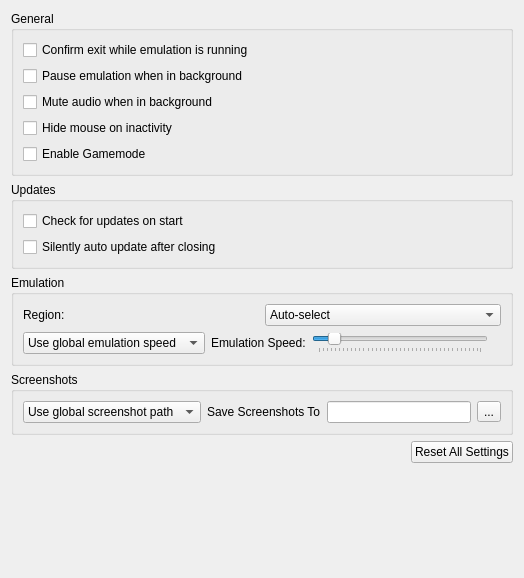
Above: src/lime_qt/configuration/configure_general.ui from Lime3DS/Lime3DS before the change. Below: the same form after it.
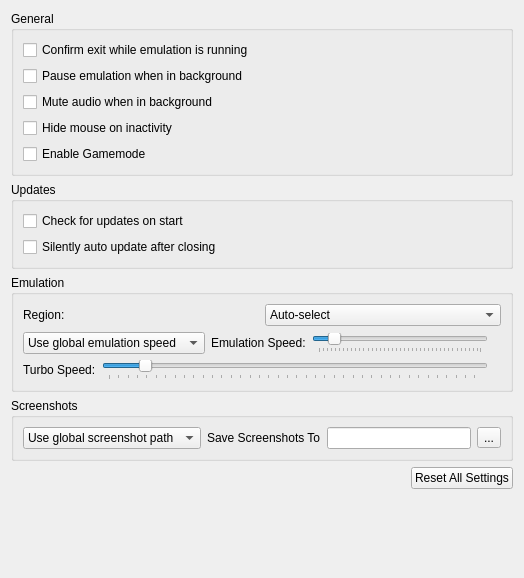
That is the form after the change.

Commit message: Add the turbo slider

```diff
--- a/src/lime_qt/configuration/configure_general.ui
+++ b/src/lime_qt/configuration/configure_general.ui
@@ -232,6 +232,66 @@
           </layout>
          </widget>
         </item>
+        <item>
+         <widget class="QWidget" name="turbo_speed_layout" native="true">
+          <layout class="QHBoxLayout" name="turbo_speed_layout_inner">
+           <property name="leftMargin">
+            <number>0</number>
+           </property>
+           <property name="topMargin">
+            <number>0</number>
+           </property>
+           <property name="rightMargin">
+            <number>0</number>
+           </property>
+           <property name="bottomMargin">
+            <number>0</number>
+           </property>
+           <item>
+            <widget class="QLabel" name="turbo_speed_label">
+             <property name="text">
+              <string>Turbo Speed:</string>
+             </property>
+            </widget>
+           </item>
+           <item>
+            <widget class="QSlider" name="turbo_speed_slider">
+             <property name="minimum">
+              <number>0</number>
+             </property>
+             <property name="maximum">
+              <number>198</number>
+             </property>
+             <property name="singleStep">
+              <number>5</number>
+             </property>
+             <property name="pageStep">
+              <number>15</number>
+             </property>
+             <property name="value">
+              <number>19</number>
+             </property>
+             <property name="orientation">
+              <enum>Qt::Horizontal</enum>
+             </property>
+             <property name="tickPosition">
+              <enum>QSlider::TicksBelow</enum>
+             </property>
+            </widget>
+           </item>
+           <item>
+            <widget class="QLabel" name="turbo_speed_display_label">
+             <property name="text">
+              <string/>
+             </property>
+             <property name="alignment">
+              <set>Qt::AlignRight|Qt::AlignTrailing|Qt::AlignVCenter</set>
+             </property>
+            </widget>
+           </item>
+          </layout>
+         </widget>
+        </item>
        </layout>
       </widget>
      </item>
```
The commit also changes 3 other files.
